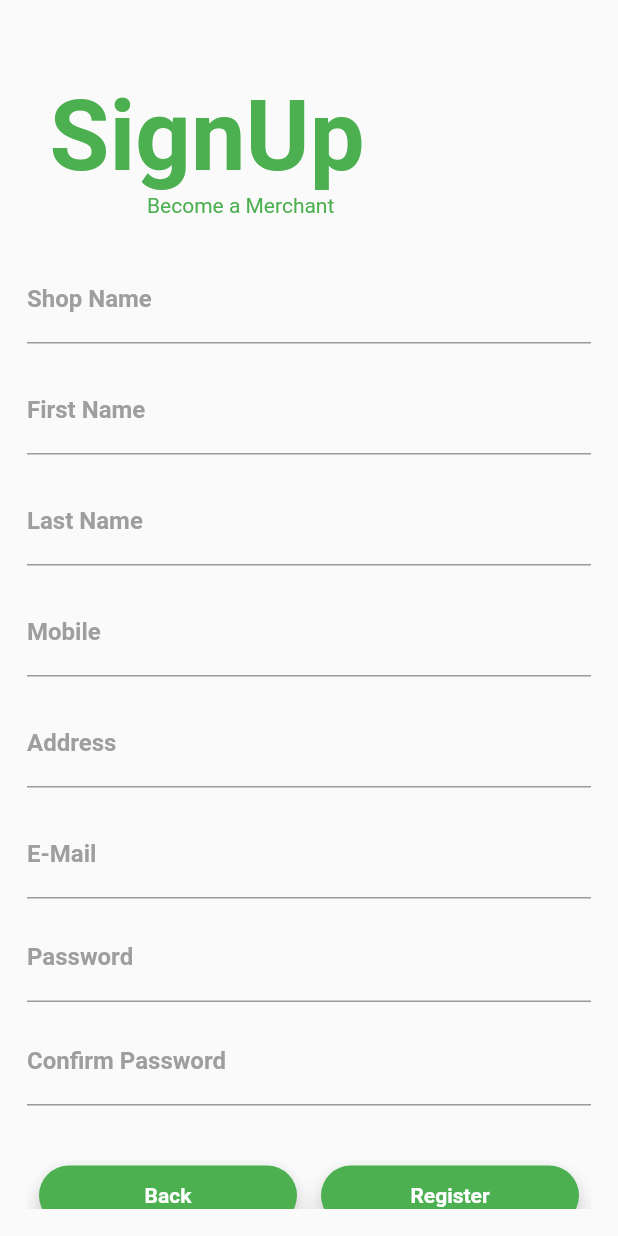
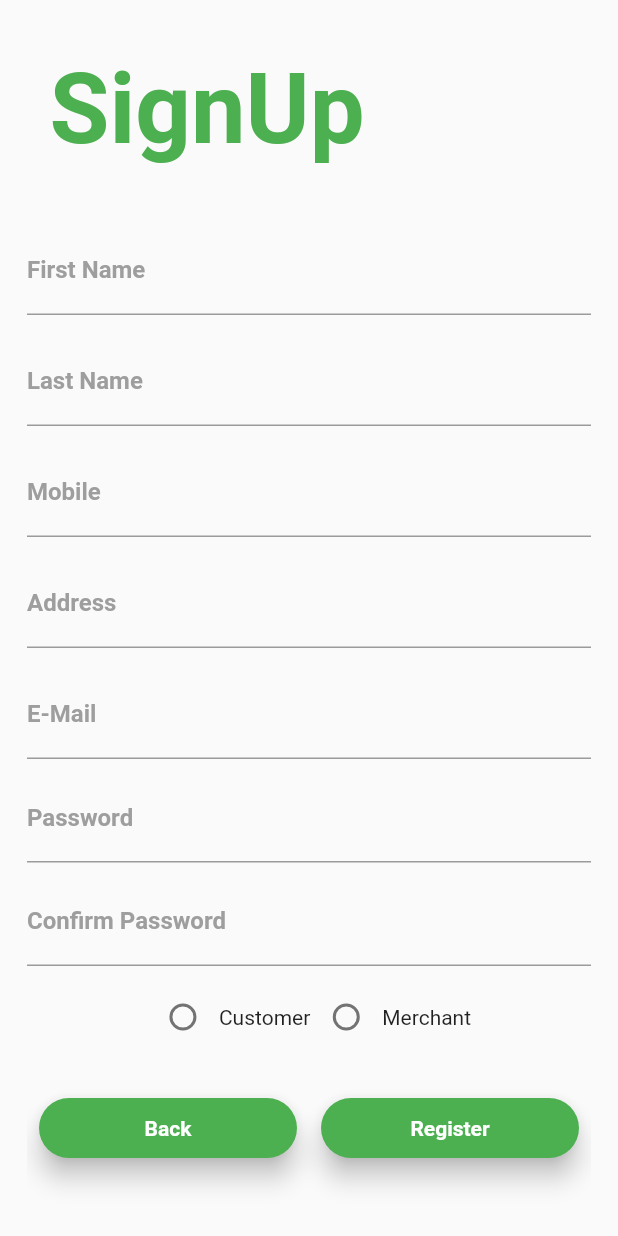
Before and after one commit to LeonEstrak/eShop, a Flutter app: the RegistrationPage screen opened by its route, on a phone screen of 412 x 824 dp. Run offline on Flutter 3.47's test engine with Material 2 defaults, Android fonts, the phone set to English and light mode, and no system bars; our stand-ins replace cloud_firestore, firebase_auth, firebase_storage, image_picker; accounts and stored records are empty; Roboto replaces fonts that are missing (Montserrat).

Commit message:
Added Layout of Customer Side

```diff
--- a/lib/Login/registrationPage.dart
+++ b/lib/Login/registrationPage.dart
@@ -41,12 +41,25 @@ class _RegistrationPageState extends State<RegistrationPage> {
             UnderlineInputBorder(borderSide: BorderSide(color: Colors.green)));
   }
 
+  Widget askShopName() {
+    if (typeOfUser == Constant.merchant.toString())
+      return TextFormField(
+        validator: (shopName) =>
+            shopName.isEmpty ? "Enter your Shop Name" : null,
+        decoration: myInputDecoration("Shop Name"),
+        onChanged: (String shopName) {
+          this.shopName = shopName;
+        },
+      );
+    return Container();
+  }
+
   @override
   Widget build(BuildContext context) {
     return Scaffold(
       // appBar: AppBar(title: Text('Registration')),
       body: Padding(
-        padding: const EdgeInsets.all(18.0),
+        padding: const EdgeInsets.symmetric(horizontal: 18.0),
         child: Form(
           key: _formKey,
           child: ListView(
@@ -62,24 +75,17 @@ class _RegistrationPageState extends State<RegistrationPage> {
                       color: Colors.green),
                 ),
               ),
-              Padding(
-                padding: const EdgeInsets.fromLTRB(80, 0, 0, 0),
-                child: Text(
-                  "Become a Merchant",
-                  style: TextStyle(color: Colors.green),
-                ),
-              ),
+              // Padding(
+              //   padding: const EdgeInsets.fromLTRB(80, 0, 0, 0),
+              //   child: Text(
+              //     "Become a Merchant",
+              //     style: TextStyle(color: Colors.green),
+              //   ),
+              // ),
               SizedBox(
                 height: 25,
               ),
-              TextFormField(
-                validator: (shopName) =>
-                    shopName.isEmpty ? "Enter your Shop Name" : null,
-                decoration: myInputDecoration("Shop Name"),
-                onChanged: (String shopName) {
-                  this.shopName = shopName;
-                },
-              ),
+
               SizedBox(height: 15),
               TextFormField(
                 validator: (firstName) =>
@@ -156,31 +162,32 @@ class _RegistrationPageState extends State<RegistrationPage> {
               SizedBox(
                 height: 10,
               ),
-              // Row(
-              //   mainAxisAlignment: MainAxisAlignment.center,
-              //   children: <Widget>[
-              //     Radio(
-              //       value: Constant.customer.toString(),
-              //       groupValue: typeOfUser,
-              //       onChanged: (String value) {
-              //         setState(() {
-              //           typeOfUser = value;
-              //         });
-              //       },
-              //     ),
-              //     Text(Constant.customer.toString()),
-              //     Radio(
-              //       value: Constant.merchant.toString(),
-              //       groupValue: typeOfUser,
-              //       onChanged: (String value) {
-              //         setState(() {
-              //           typeOfUser = value;
-              //         });
-              //       },
-              //     ),
-              //     Text(Constant.merchant.toString())
-              //   ],
-              // ),
+              askShopName(),
+              Row(
+                mainAxisAlignment: MainAxisAlignment.center,
+                children: <Widget>[
+                  Radio(
+                    value: Constant.customer.toString(),
+                    groupValue: typeOfUser,
+                    onChanged: (String value) {
+                      setState(() {
+                        typeOfUser = value;
+                      });
+                    },
+                  ),
+                  Text(Constant.customer.toString()),
+                  Radio(
+                    value: Constant.merchant.toString(),
+                    groupValue: typeOfUser,
+                    onChanged: (String value) {
+                      setState(() {
+                        typeOfUser = value;
+                      });
+                    },
+                  ),
+                  Text(Constant.merchant.toString())
+                ],
+              ),
               SizedBox(
                 height: 100,
                 //Buttons ROW
@@ -239,8 +246,7 @@ class _RegistrationPageState extends State<RegistrationPage> {
                                         mobile: mobileNumber,
                                         email: email,
                                         password: password,
-                                        typeOfUser:
-                                            Constant.merchant.toString());
+                                        typeOfUser: typeOfUser);
                                 bool userExist = data[0];
                                 dynamic userData = data[1];
                                 if (userExist) {
--- a/lib/home/MerchantHome.dart
+++ b/lib/home/MerchantHome.dart
@@ -21,6 +21,8 @@ class MerchantHome extends StatefulWidget {
   _MerchantHomeState createState() => _MerchantHomeState();
 }
 
+/// Email ID: merchant@gmail.com
+/// Password: merchant
 class _MerchantHomeState extends State<MerchantHome> {
   final PageController _controller = PageController(keepPage: true);
 
--- a/lib/home/home.dart
+++ b/lib/home/home.dart
@@ -1,6 +1,7 @@
 import 'package:firebase_auth/firebase_auth.dart';
 import 'package:flutter/material.dart';
 import 'package:provider/provider.dart';
+import 'package:shopwork/home/CustomerHome.dart';
 import 'package:shopwork/home/MerchantHome.dart';
 import 'package:shopwork/services/database.dart';
 import 'package:shopwork/shared/constants.dart';
@@ -25,7 +26,7 @@ class Home extends StatelessWidget {
           if (result == Constant.merchant.toString())
             return MerchantHome();
           else if (result == Constant.customer.toString())
-            return Text("TODO: Create a customer home page");
+            return CustomerHome();
         } else if (snapshot.hasError) {
           String result = snapshot.error.toString();
           return Text(result);
--- a/lib/home/merchantPages/MerchantPageHome.dart
+++ b/lib/home/merchantPages/MerchantPageHome.dart
@@ -2,7 +2,6 @@ import 'package:firebase_auth/firebase_auth.dart';
 import 'package:flutter/material.dart';
 import 'package:provider/provider.dart';
 import 'package:shopwork/home/merchantPages/ItemInfoCard.dart';
-import 'package:shopwork/main.dart';
 import 'package:shopwork/services/database.dart';
 import 'package:shopwork/shared/constants.dart';
 
```
Also changed, not shown: lib/home/CustomerHome.dart (added, +60 -0 lines), lib/home/customerPages/CustomerCartPage.dart (added, +17 -0 lines), lib/home/customerPages/CustomerHomePage.dart (added, +17 -0 lines), 1 other file.
